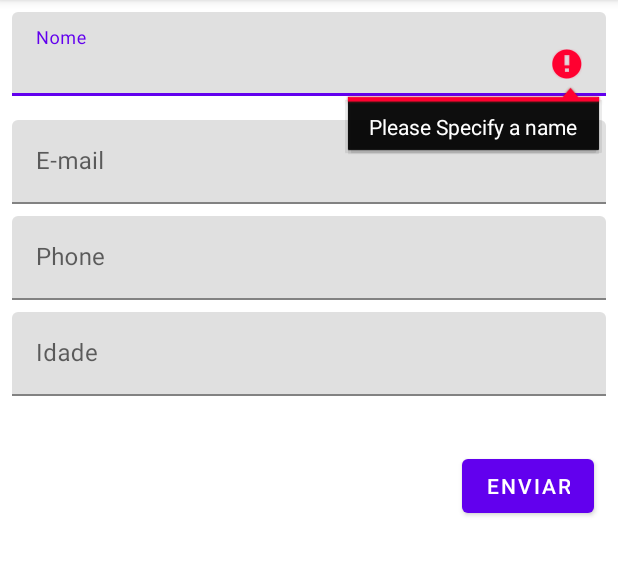
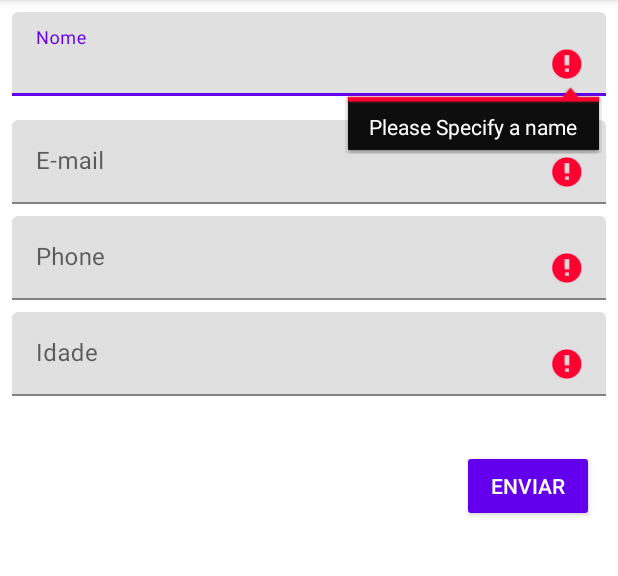
Before and after one commit to Fabio2001Marques/ExReceberDadosPessoa, an Android app: the screen it shows after launch (MainActivity), after a tap on "ENVIAR", on a phone screen of 412 x 824 dp, the part 84-660 px from its top. Run offline under Robolectric (Android 15) with nearby library versions, the phone set to English and light mode, and no system bars.

```diff
--- a/app/src/main/java/pt/ipg/exreceberdadospessoa/MainActivity.kt
+++ b/app/src/main/java/pt/ipg/exreceberdadospessoa/MainActivity.kt
@@ -29,34 +29,39 @@ class MainActivity : AppCompatActivity() {
         val editTextNome = findViewById<EditText>(R.id.textInputEditNome)
         val nome = editTextNome.text.toString()
 
-        if(nome.isBlank()){
+        var dadosCorretos = true
+
+        if (nome.isBlank()) {
             editTextNome.error = "Please Specify a name"
-            return
+            dadosCorretos = false
         }
 
         val editTextEmail = findViewById<EditText>(R.id.textInputEditEmail)
         val email = editTextEmail.text.toString()
 
-        if(nome.isBlank()){
-            editTextNome.error = "Please Specify a email"
-            return
+        if (email.isBlank()) {
+            editTextEmail.error = "Please Specify a email"
+            dadosCorretos = false
         }
 
         val editTextPhone = findViewById<EditText>(R.id.textInputEditPhone)
         val phone = editTextPhone.text.toString()
 
-        if(phone.isBlank()){
+        if (phone.isBlank()) {
             editTextPhone.error = "Please Specify a phone"
-            return
+            dadosCorretos = false
         }
 
+        // Normalmente deve ser pedida a data de nascimento e não a idade
         val editTextIdade = findViewById<EditText>(R.id.textInputEditIdade)
-        val idade = editTextIdade.text.toString()
+        val idade = editTextIdade.text.toString().toIntOrNull()
 
-        if(idade.isBlank()){
-            editTextIdade.error = "Please Specify a idade"
-            return
+        if (idade == null) {
+            editTextIdade.error = "Please Specify age"
+            dadosCorretos = false
         }
+
+        if (dadosCorretos) {
 
             val intent = Intent(this, MostraDadosPessoa::class.java).apply {
                 putExtra(NOME, nome)
@@ -66,7 +71,7 @@ class MainActivity : AppCompatActivity() {
                 putExtra(DATA, data)
 
             }
-
             startActivity(intent)
         }
     }
+}
--- a/app/src/main/res/layout/activity_main.xml
+++ b/app/src/main/res/layout/activity_main.xml
@@ -8,6 +8,7 @@
 
     <Button
         android:id="@+id/buttonEnviar"
+        style="@style/Widget.AppCompat.Button"
         android:layout_width="wrap_content"
         android:layout_height="wrap_content"
         android:layout_marginTop="36dp"
--- a/app/src/main/res/layout/activity_mostra_dados_pessoa.xml
+++ b/app/src/main/res/layout/activity_mostra_dados_pessoa.xml
@@ -13,6 +13,7 @@
         android:layout_marginStart="16dp"
         android:layout_marginLeft="16dp"
         android:layout_marginTop="24dp"
+        android:textAppearance="@style/TextAppearance.AppCompat.Large"
         app:layout_constraintStart_toStartOf="parent"
         app:layout_constraintTop_toTopOf="parent"
         tools:text="Nome" />
@@ -24,6 +25,7 @@
         android:layout_marginStart="16dp"
         android:layout_marginLeft="16dp"
         android:layout_marginTop="16dp"
+        android:textAppearance="@style/TextAppearance.AppCompat.Large"
         app:layout_constraintStart_toStartOf="parent"
         app:layout_constraintTop_toBottomOf="@+id/textViewNome"
         tools:text="E-mail" />
@@ -35,6 +37,7 @@
         android:layout_marginStart="16dp"
         android:layout_marginLeft="16dp"
         android:layout_marginTop="16dp"
+        android:textAppearance="@style/TextAppearance.AppCompat.Large"
         app:layout_constraintStart_toStartOf="parent"
         app:layout_constraintTop_toBottomOf="@+id/textViewEmail"
         tools:text="Phone" />
@@ -46,6 +49,7 @@
         android:layout_marginStart="16dp"
         android:layout_marginLeft="16dp"
         android:layout_marginTop="16dp"
+        android:textAppearance="@style/TextAppearance.AppCompat.Large"
         app:layout_constraintStart_toStartOf="parent"
         app:layout_constraintTop_toBottomOf="@+id/textViewPhone"
         tools:text="Idade" />
@@ -57,6 +61,7 @@
         android:layout_marginTop="16dp"
         android:layout_marginEnd="24dp"
         android:layout_marginRight="24dp"
+        android:textAppearance="@style/TextAppearance.AppCompat.Large"
         app:layout_constraintEnd_toEndOf="parent"
         app:layout_constraintTop_toTopOf="parent"
         tools:text="20:12:54" />
```
Lines whose indentation alone changed are shown as unchanged.
